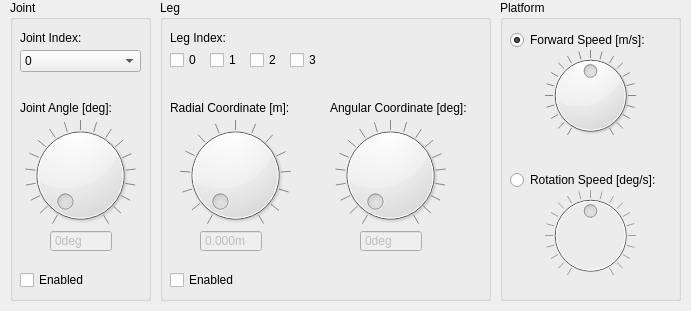
First picture: the form in src/simulationwindow.ui, repository CatixBot/KinematicsNode, before the edit.
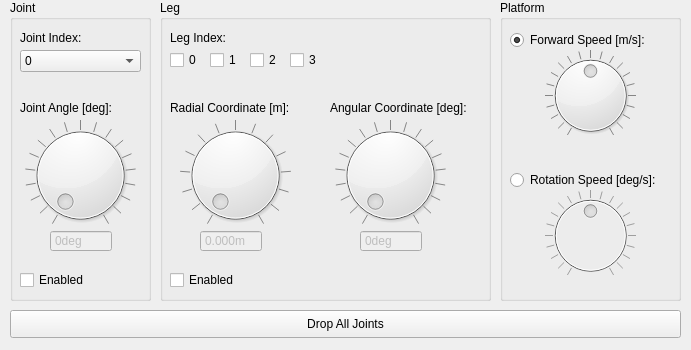
Second picture: the form after the edit.

Commit message: add: drop all joints button

What changed in the file:
```diff
--- a/src/simulationwindow.ui
+++ b/src/simulationwindow.ui
@@ -7,7 +7,7 @@
     <x>0</x>
     <y>0</y>
     <width>691</width>
-    <height>311</height>
+    <height>350</height>
    </rect>
   </property>
   <property name="windowTitle">
@@ -492,6 +492,19 @@
     </property>
    </widget>
   </widget>
+  <widget class="QPushButton" name="dropAllJointsButton">
+   <property name="geometry">
+    <rect>
+     <x>10</x>
+     <y>310</y>
+     <width>671</width>
+     <height>28</height>
+    </rect>
+   </property>
+   <property name="text">
+    <string>Drop All Joints</string>
+   </property>
+  </widget>
  </widget>
  <resources/>
  <connections>
```
The commit also changes 4 other files.
